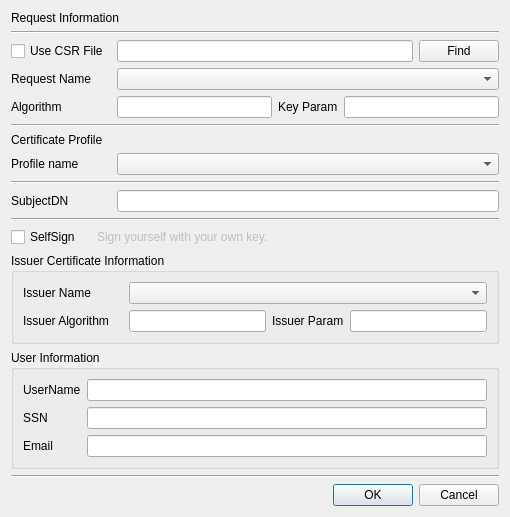
Old version of the form CertMan/make_cert_dlg.ui in the repository jykim74/CertMan.
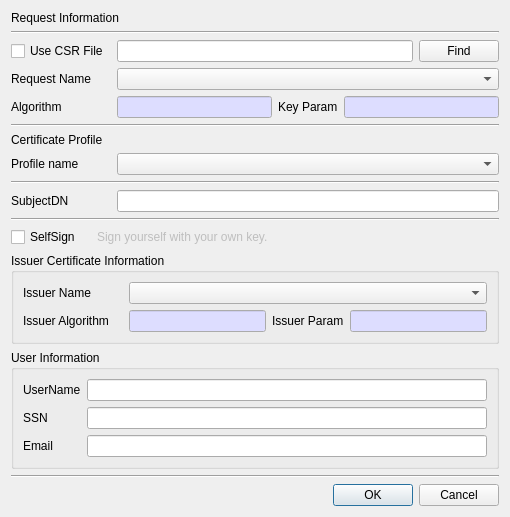
New version of the form.

Commit message: Read-Only 폼 색 표시

```diff
--- a/CertMan/make_cert_dlg.ui
+++ b/CertMan/make_cert_dlg.ui
@@ -129,10 +129,92 @@
       </widget>
      </item>
      <item row="0" column="1">
-      <widget class="QLineEdit" name="mAlgorithmText"/>
+      <widget class="QLineEdit" name="mAlgorithmText">
+       <property name="palette">
+        <palette>
+         <active>
+          <colorrole role="Base">
+           <brush brushstyle="SolidPattern">
+            <color alpha="255">
+             <red>221</red>
+             <green>221</green>
+             <blue>255</blue>
+            </color>
+           </brush>
+          </colorrole>
+         </active>
+         <inactive>
+          <colorrole role="Base">
+           <brush brushstyle="SolidPattern">
+            <color alpha="255">
+             <red>221</red>
+             <green>221</green>
+             <blue>255</blue>
+            </color>
+           </brush>
+          </colorrole>
+         </inactive>
+         <disabled>
+          <colorrole role="Base">
+           <brush brushstyle="SolidPattern">
+            <color alpha="255">
+             <red>240</red>
+             <green>240</green>
+             <blue>240</blue>
+            </color>
+           </brush>
+          </colorrole>
+         </disabled>
+        </palette>
+       </property>
+       <property name="readOnly">
+        <bool>true</bool>
+       </property>
+      </widget>
      </item>
      <item row="0" column="3">
-      <widget class="QLineEdit" name="mOptionText"/>
+      <widget class="QLineEdit" name="mOptionText">
+       <property name="palette">
+        <palette>
+         <active>
+          <colorrole role="Base">
+           <brush brushstyle="SolidPattern">
+            <color alpha="255">
+             <red>221</red>
+             <green>221</green>
+             <blue>255</blue>
+            </color>
+           </brush>
+          </colorrole>
+         </active>
+         <inactive>
+          <colorrole role="Base">
+           <brush brushstyle="SolidPattern">
+            <color alpha="255">
+             <red>221</red>
+             <green>221</green>
+             <blue>255</blue>
+            </color>
+           </brush>
+          </colorrole>
+         </inactive>
+         <disabled>
+          <colorrole role="Base">
+           <brush brushstyle="SolidPattern">
+            <color alpha="255">
+             <red>240</red>
+             <green>240</green>
+             <blue>240</blue>
+            </color>
+           </brush>
+          </colorrole>
+         </disabled>
+        </palette>
+       </property>
+       <property name="readOnly">
+        <bool>true</bool>
+       </property>
+      </widget>
      </item>
     </layout>
    </item>
@@ -289,7 +371,48 @@
       <item row="1" column="0" colspan="2">
        <layout class="QGridLayout" name="gridLayout_10">
         <item row="0" column="1">
-         <widget class="QLineEdit" name="mIssuerAlgorithmText"/>
+         <widget class="QLineEdit" name="mIssuerAlgorithmText">
+          <property name="palette">
+           <palette>
+            <active>
+             <colorrole role="Base">
+              <brush brushstyle="SolidPattern">
+               <color alpha="255">
+                <red>221</red>
+                <green>221</green>
+                <blue>255</blue>
+               </color>
+              </brush>
+             </colorrole>
+            </active>
+            <inactive>
+             <colorrole role="Base">
+              <brush brushstyle="SolidPattern">
+               <color alpha="255">
+                <red>221</red>
+                <green>221</green>
+                <blue>255</blue>
+               </color>
+              </brush>
+             </colorrole>
+            </inactive>
+            <disabled>
+             <colorrole role="Base">
+              <brush brushstyle="SolidPattern">
+               <color alpha="255">
+                <red>240</red>
+                <green>240</green>
+                <blue>240</blue>
+               </color>
+              </brush>
+             </colorrole>
+            </disabled>
+           </palette>
+          </property>
+          <property name="readOnly">
+           <bool>true</bool>
+          </property>
+         </widget>
         </item>
         <item row="0" column="2">
          <widget class="QLabel" name="label_10">
@@ -312,7 +435,48 @@
          </widget>
         </item>
         <item row="0" column="3">
-         <widget class="QLineEdit" name="mIssuerOptionText"/>
+         <widget class="QLineEdit" name="mIssuerOptionText">
+          <property name="palette">
+           <palette>
+            <active>
+             <colorrole role="Base">
+              <brush brushstyle="SolidPattern">
+               <color alpha="255">
+                <red>221</red>
+                <green>221</green>
+                <blue>255</blue>
+               </color>
+              </brush>
+             </colorrole>
+            </active>
+            <inactive>
+             <colorrole role="Base">
+              <brush brushstyle="SolidPattern">
+               <color alpha="255">
+                <red>221</red>
+                <green>221</green>
+                <blue>255</blue>
+               </color>
+              </brush>
+             </colorrole>
+            </inactive>
+            <disabled>
+             <colorrole role="Base">
+              <brush brushstyle="SolidPattern">
+               <color alpha="255">
+                <red>240</red>
+                <green>240</green>
+                <blue>240</blue>
+               </color>
+              </brush>
+             </colorrole>
+            </disabled>
+           </palette>
+          </property>
+          <property name="readOnly">
+           <bool>true</bool>
+          </property>
+         </widget>
         </item>
        </layout>
       </item>
```
The commit also changes 3 other files.
